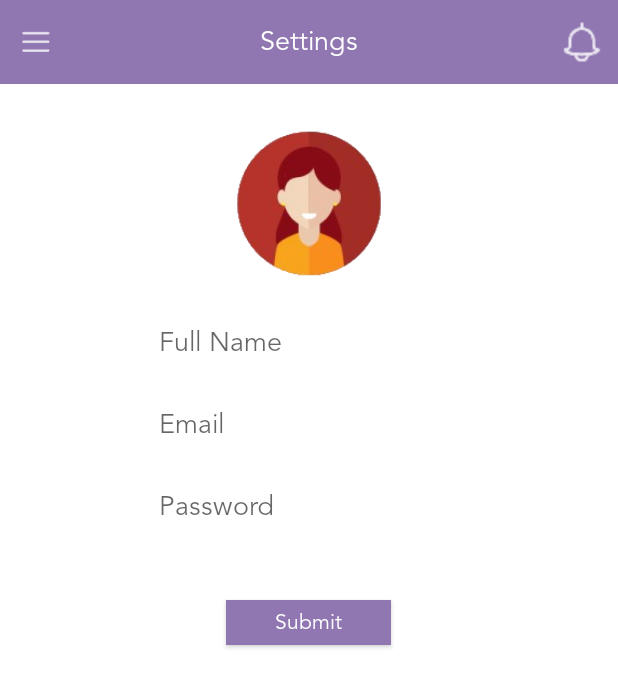
After one commit to hibour/android, an Android app: the fragment Settings placed in its activity, on a phone screen of 412 x 824 dp. The commit adds this screen. Shown: the top 687 px of the screen. Run offline under Robolectric (Android 15) with nearby library versions, the phone set to English and light mode, and no system bars.

Commit message:
change settings screen

```diff
--- a/app/src/main/java/com/dsquare/hibour/activities/Home.java
+++ b/app/src/main/java/com/dsquare/hibour/activities/Home.java
@@ -18,6 +18,7 @@ import com.dsquare.hibour.adapters.NavigationDrawerAdapter;
 import com.dsquare.hibour.fragments.AboutUs;
 import com.dsquare.hibour.fragments.Groups;
 import com.dsquare.hibour.fragments.Message;
+import com.dsquare.hibour.fragments.Settings;
 import com.dsquare.hibour.interfaces.NavDrawerCallback;
 import com.dsquare.hibour.utils.Hibour;
 
@@ -100,6 +101,10 @@ public class Home extends AppCompatActivity implements NavDrawerCallback, Adapte
                 isHome = false;
                 transaction.replace(R.id.content_frame,new AboutUs());
                 break;
+            case 6:
+                isHome = false;
+                transaction.replace(R.id.content_frame,new Settings());
+                break;
             case 7:
                 isHome= false;
                 application.removeUserDetails();
--- /dev/null
+++ b/app/src/main/java/com/dsquare/hibour/fragments/Settings.java
@@ -0,0 +1,194 @@
+package com.dsquare.hibour.fragments;
+
+
+import android.app.Activity;
+import android.graphics.Typeface;
+import android.os.Bundle;
+import android.support.design.widget.TextInputLayout;
+import android.support.v4.app.Fragment;
+import android.text.Editable;
+import android.text.TextUtils;
+import android.text.TextWatcher;
+import android.view.LayoutInflater;
+import android.view.View;
+import android.view.ViewGroup;
+import android.view.WindowManager;
+import android.widget.Button;
+import android.widget.EditText;
+import android.widget.ImageView;
+import android.widget.Toast;
+
+import com.dsquare.hibour.R;
+import com.dsquare.hibour.interfaces.NavDrawerCallback;
+
+/**
+ * A simple {@link Fragment} subclass.
+ */
+public class Settings extends Fragment implements View.OnClickListener{
+
+    private ImageView menuIcon,notifIcon,inputImage;
+    private NavDrawerCallback callback;
+    private Button submitButton;
+
+    private EditText inputName, inputEmail, inputPassword;
+    private TextInputLayout inputLayoutName, inputLayoutEmail, inputLayoutPassword;
+    private int PICK_IMAGE_REQUEST = 1;
+    private Typeface avenir;
+
+    public Settings() {
+        // Required empty public constructor
+    }
+
+
+    @Override
+    public View onCreateView(LayoutInflater inflater, ViewGroup container,
+                             Bundle savedInstanceState) {
+        // Inflate the layout for this fragment
+        View view = inflater.inflate(R.layout.fragment_settings, container, false);
+        initializeViews(view);
+        initializeEventListeners();
+        return view;
+    }
+    /* initialize views*/
+    private void initializeViews(View view){
+        menuIcon = (ImageView)view.findViewById(R.id.settings_menu_icon);
+        notifIcon = (ImageView)view.findViewById(R.id.settings_notif_icon);
+        submitButton = (Button)view.findViewById(R.id.settings_submit);
+
+        inputLayoutName = (TextInputLayout) view.findViewById(R.id.input_layout_name);
+        inputLayoutEmail = (TextInputLayout) view.findViewById(R.id.input_layout_email);
+        inputLayoutPassword = (TextInputLayout) view.findViewById(R.id.input_layout_password);
+        inputName = (EditText) view.findViewById(R.id.input_name);
+        inputEmail = (EditText) view.findViewById(R.id.input_email);
+        inputPassword = (EditText) view.findViewById(R.id.input_password);
+        inputImage = (ImageView) view.findViewById(R.id.input_image);
+        avenir = Typeface.createFromAsset(getActivity().getAssets(),"fonts/AvenirLTStd-Book.otf");
+        submitButton.setTypeface(avenir);
+        inputLayoutEmail.setTypeface(avenir);
+        inputLayoutName.setTypeface(avenir);
+        inputLayoutPassword.setTypeface(avenir);
+        inputName.setTypeface(avenir);
+        inputEmail.setTypeface(avenir);
+        inputPassword.setTypeface(avenir);
+    }
+    /* initialize event listeners*/
+     private void initializeEventListeners(){
+         menuIcon.setOnClickListener(this);
+         notifIcon.setOnClickListener(this);
+         submitButton.setOnClickListener(this);
+     }
+
+    @Override
+    public void onClick(View view) {
+     switch (view.getId()){
+         case R.id.settings_menu_icon:
+             callback.drawerOpen();
+             break;
+         case R.id.settings_notif_icon:
+             break;
+         case R.id.settings_submit:
+             break;
+     }
+    }
+    @Override
+    public void onAttach(Activity activity) {
+        super.onAttach(activity);
+        callback = (NavDrawerCallback) activity;
+    }
+
+    /**
+     * Validating form
+     */
+    private void submitForm() {
+        if (!validateName()) {
+            return;
+        }
+
+        if (!validateEmail()) {
+            return;
+        }
+
+        if (!validatePassword()) {
+            return;
+        }
+
+        Toast.makeText(getActivity(), "Thank You!", Toast.LENGTH_SHORT).show();
+    }
+
+    private boolean validateName() {
+        if (inputName.getText().toString().trim().isEmpty()) {
+            inputLayoutName.setError(getString(R.string.err_msg_name));
+            requestFocus(inputName);
+            return false;
+        } else {
+            inputLayoutName.setErrorEnabled(false);
+        }
+
+        return true;
+    }
+
+    private boolean validateEmail() {
+        String email = inputEmail.getText().toString().trim();
+
+        if (email.isEmpty() || !isValidEmail(email)) {
+            inputLayoutEmail.setError(getString(R.string.err_msg_email));
+            requestFocus(inputEmail);
+            return false;
+        } else {
+            inputLayoutEmail.setErrorEnabled(false);
+        }
+
+        return true;
+    }
+
+    private boolean validatePassword() {
+        if (inputPassword.getText().toString().trim().isEmpty()) {
+            inputLayoutPassword.setError(getString(R.string.err_msg_password));
+            requestFocus(inputPassword);
+            return false;
+        } else {
+            inputLayoutPassword.setErrorEnabled(false);
+        }
+
+        return true;
+    }
+
+    private static boolean isValidEmail(String email) {
+        return !TextUtils.isEmpty(email) && android.util.Patterns.EMAIL_ADDRESS.matcher(email).matches();
+    }
+
+    private void requestFocus(View view) {
+        if (view.requestFocus()) {
+            getActivity().getWindow().setSoftInputMode(WindowManager.LayoutParams.SOFT_INPUT_STATE_ALWAYS_VISIBLE);
+        }
+    }
+
+    private class MyTextWatcher implements TextWatcher {
+
+        private View view;
+
+        private MyTextWatcher(View view) {
+            this.view = view;
+        }
+
+        public void beforeTextChanged(CharSequence charSequence, int i, int i1, int i2) {
+        }
+
+        public void onTextChanged(CharSequence charSequence, int i, int i1, int i2) {
+        }
+
+        public void afterTextChanged(Editable editable) {
+            switch (view.getId()) {
+                case R.id.input_name:
+                    validateName();
+                    break;
+                case R.id.input_email:
+                    validateEmail();
+                    break;
+                case R.id.input_password:
+                    validatePassword();
+                    break;
+            }
+        }
+    }
+}
--- /dev/null
+++ b/app/src/main/res/layout/fragment_settings.xml
@@ -0,0 +1,112 @@
+<RelativeLayout xmlns:android="http://schemas.android.com/apk/res/android"
+    xmlns:app="http://schemas.android.com/apk/res-auto"
+    android:layout_width="match_parent"
+    android:background="@android:color/white"
+    android:layout_height="match_parent">
+
+    <RelativeLayout
+        android:layout_width="match_parent"
+        android:layout_height="?android:actionBarSize"
+        android:background="@color/brand"
+        android:id="@+id/settings_app_bar">
+        <ImageView
+            android:layout_width="@dimen/app_bar_icon_size"
+            android:layout_height="@dimen/app_bar_icon_size"
+            android:padding="@dimen/app_bar_icon_padding"
+            android:src="@drawable/ic_menu_white"
+            android:id="@+id/settings_menu_icon"
+            android:layout_centerVertical="true"/>
+        <com.dsquare.hibour.utils.Avenir
+            android:layout_width="wrap_content"
+            android:layout_height="wrap_content"
+            android:text="@string/title_settings_fragment"
+            android:textColor="@android:color/white"
+            android:layout_centerInParent="true"
+            android:textSize="@dimen/app_bar_title_text_size"/>
+        <ImageView
+            android:layout_width="@dimen/app_bar_icon_size"
+            android:layout_height="@dimen/app_bar_icon_size"
+            android:layout_alignParentRight="true"
+            android:src="@drawable/ic_notifcations_white"
+            android:layout_centerVertical="true"
+            android:id="@+id/settings_notif_icon"/>
+    </RelativeLayout>
+    <LinearLayout
+        android:layout_width="match_parent"
+        android:layout_height="match_parent"
+        android:focusableInTouchMode="true"
+        android:focusable="true"
+        android:orientation="vertical"
+        android:layout_marginTop="@dimen/dp_30"
+        android:layout_below="@id/settings_app_bar">
+
+        <ImageView
+            android:layout_width="@dimen/dp_100"
+            android:layout_height="@dimen/dp_100"
+            android:src="@drawable/avatar1"
+            android:layout_gravity="center_horizontal"
+            android:id="@+id/input_image"/>
+
+        <android.support.design.widget.TextInputLayout
+            android:id="@+id/input_layout_name"
+            android:layout_width="200dp"
+            app:hintTextAppearance="@style/ThemeTextInputLayout"
+            android:layout_marginTop="@dimen/dp_20"
+            android:layout_gravity="center_horizontal"
+            android:layout_height="wrap_content">
+
+            <EditText
+                android:id="@+id/input_name"
+                android:layout_gravity="center_horizontal"
+                android:layout_width="200dp"
+                android:layout_height="wrap_content"
+                android:singleLine="true"
+                android:hint="Full Name" />
+        </android.support.design.widget.TextInputLayout>
+
+        <android.support.design.widget.TextInputLayout
+            android:id="@+id/input_layout_email"
+            android:layout_width="200dp"
+            android:layout_marginTop="@dimen/dp_20"
+            android:layout_gravity="center_horizontal"
+            app:hintTextAppearance="@style/ThemeTextInputLayout"
+            android:layout_height="wrap_content">
+
+            <EditText
+                android:id="@+id/input_email"
+                android:layout_width="match_parent"
+                android:layout_height="wrap_content"
+                android:inputType="textEmailAddress"
+                android:hint="Email" />
+        </android.support.design.widget.TextInputLayout>
+
+        <android.support.design.widget.TextInputLayout
+            android:id="@+id/input_layout_password"
+            android:layout_width="200dp"
+            android:layout_marginTop="@dimen/dp_20"
+            app:hintTextAppearance="@style/ThemeTextInputLayout"
+            android:layout_gravity="center_horizontal"
+            android:layout_height="wrap_content">
+
+            <EditText
+                android:id="@+id/input_password"
+                android:layout_width="match_parent"
+                android:layout_height="wrap_content"
+                android:inputType="textPassword"
+                android:hint="Password" />
+        </android.support.design.widget.TextInputLayout>
+
+        <Button
+            android:layout_width="110dp"
+            android:layout_height="30dp"
+            android:text="Submit"
+            android:layout_gravity="center_horizontal"
+            android:textAllCaps="false"
+            android:background="@color/brand"
+            android:layout_marginTop="50dp"
+            android:id="@+id/settings_submit"
+            android:textColor="@android:color/white"/>
+
+    </LinearLayout>
+
+</RelativeLayout>
--- a/app/src/main/res/values/strings.xml
+++ b/app/src/main/res/values/strings.xml
@@ -60,5 +60,10 @@
 
     <string name="title_groups_fragment">Groups</string>
     <string name="title_activity_group_posts">GroupPosts</string>
+    <string name="title_settings_fragment">Settings</string>
+
+    <string name="err_msg_name">Enter your full name</string>
+    <string name="err_msg_email">Enter valid email address</string>
+    <string name="err_msg_password">Enter the password</string>
 
 </resources>
```
